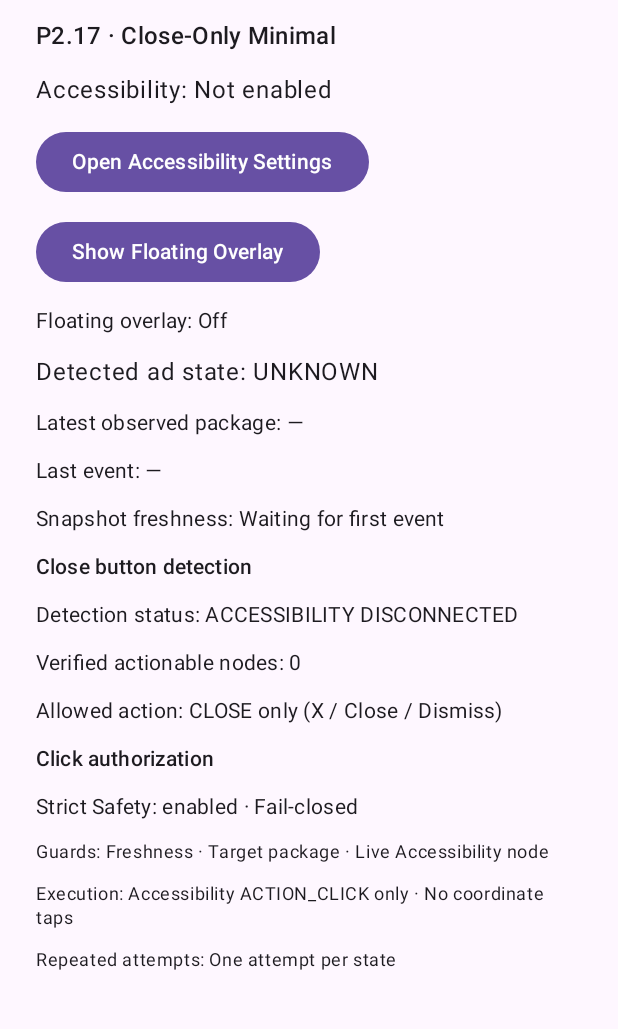
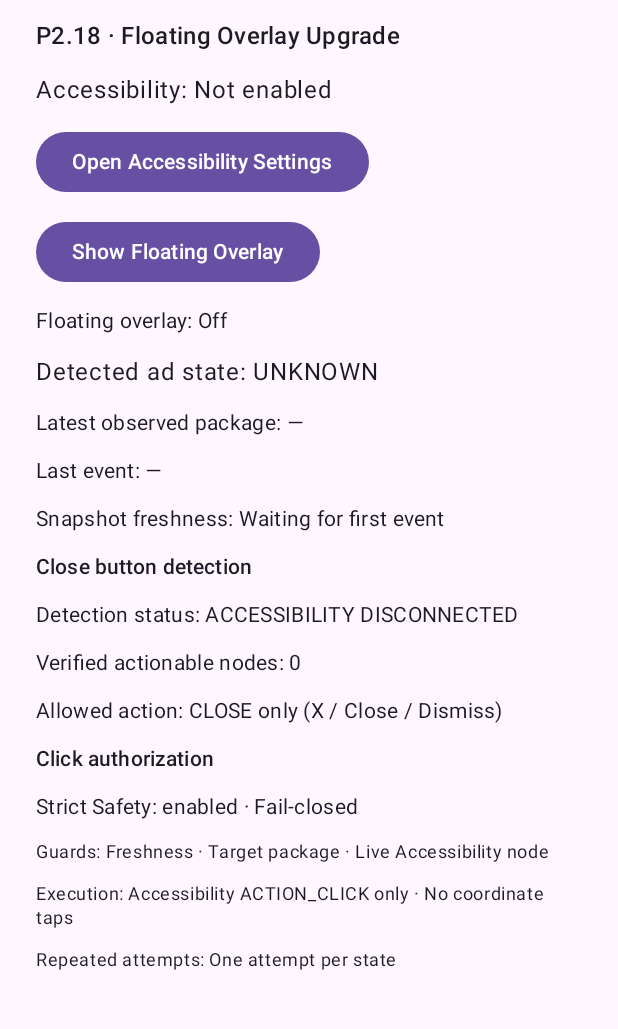
Before and after one commit to kenznguyen/Smart-Ad-Skip, an Android app built with Jetpack Compose: the screen it shows after launch (MainActivity), on a phone screen of 412 x 824 dp, the part 90-1119 px from its top. Run offline under Robolectric (Android 15) with nearby library versions, the phone set to English and light mode, and no system bars; our stand-ins replace AdMob.

Commit message:
ui: label dashboard as P2.18 floating overlay upgrade

```diff
--- a/app/src/main/java/com/kenznguyen/smartadskip/MainActivity.kt
+++ b/app/src/main/java/com/kenznguyen/smartadskip/MainActivity.kt
@@ -84,7 +84,7 @@ private fun AccessibilityMonitorScreen() {
         verticalArrangement = Arrangement.spacedBy(12.dp)
     ) {
         Text("Smart Ad Skip", style = MaterialTheme.typography.headlineMedium)
-        Text("P2.17 · Close-Only Minimal", style = MaterialTheme.typography.titleMedium)
+        Text("P2.18 · Floating Overlay Upgrade", style = MaterialTheme.typography.titleMedium)
 
         Text(
             "Accessibility: ${if (isConnected) "Connected" else "Not enabled"}",
```
